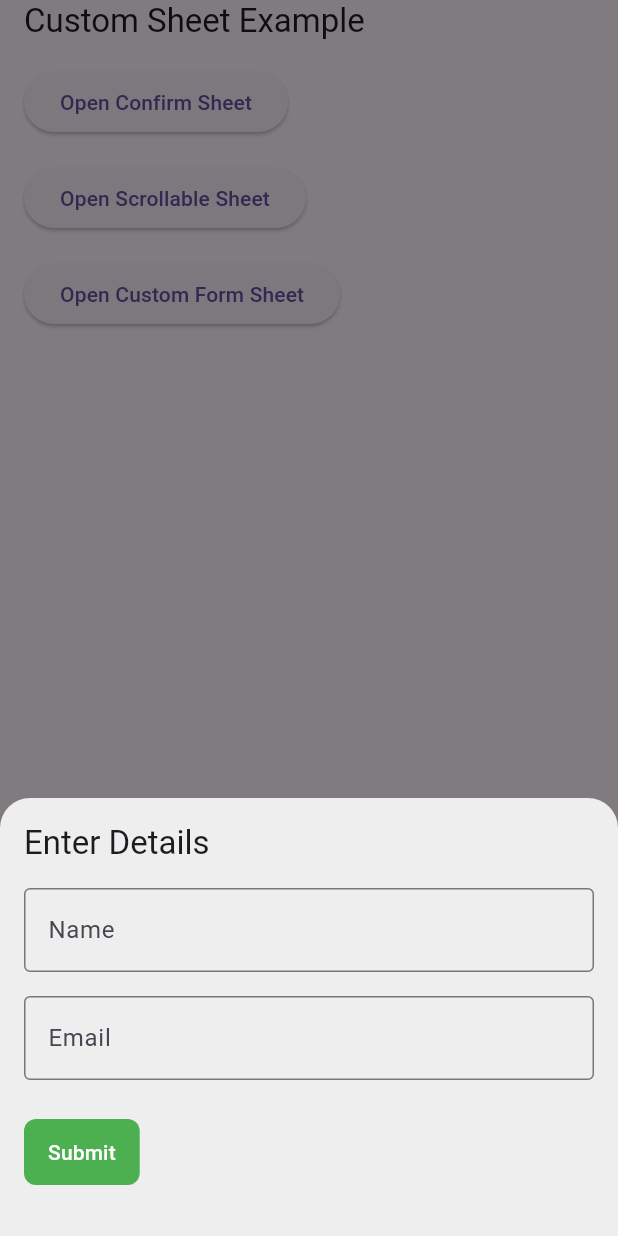
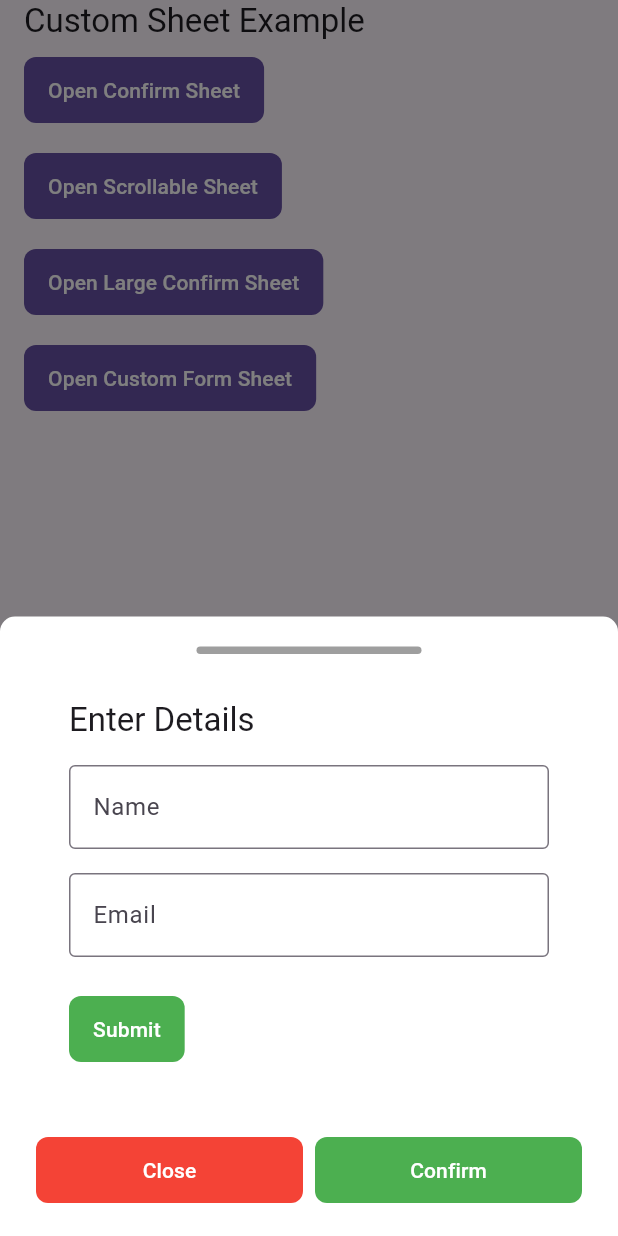
Before and after one commit to FrenkyDema/risto_widgets, a Flutter app: the CustomSheetPage widget shown alone on an empty page, opened directly, after a tap on "Open Custom Form Sheet", on a phone screen of 412 x 824 dp. Run offline on Flutter 3.47's test engine with Material 3 defaults, Android fonts, the phone set to English and light mode, and no system bars.

Commit message:
Fix/OpenCustomSheet
Add translation field for custom texts in confirm buttons
Handle custom body size

```diff
--- a/example/lib/pages/custom_sheet_page.dart
+++ b/example/lib/pages/custom_sheet_page.dart
@@ -7,13 +7,15 @@ class CustomSheetPage extends StatelessWidget {
   @override
   Widget build(BuildContext context) {
     return PaddedChildrenList(
+      crossAxisAlignment: CrossAxisAlignment.start,
       children: [
         Text(
           'Custom Sheet Example',
           style: Theme.of(context).textTheme.titleLarge,
         ),
-        const SizedBox(height: 16),
-        ElevatedButton(
+        // Pulsante per aprire il foglio di conferma
+        CustomActionButton(
+          margin: const EdgeInsets.symmetric(vertical: 8),
           onPressed: () {
             OpenCustomSheet.openConfirmSheet(
               context,
@@ -31,19 +33,22 @@ class CustomSheetPage extends StatelessWidget {
               firstButtonTextColor: Colors.white,
               secondButtonTextColor: Colors.white,
               buttonSpacing: 8.0,
+              confirmButtonText: "Conferma",
+              cancelButtonText: "Chiudi",
             ).show(context);
           },
           child: const Text('Open Confirm Sheet'),
         ),
-        const SizedBox(height: 16),
-        ElevatedButton(
+        // Pulsante per aprire un foglio scrollabile
+        CustomActionButton(
+          margin: const EdgeInsets.symmetric(vertical: 8),
           onPressed: () {
             OpenCustomSheet.scrollableSheet(
               context,
-              expand: false,
+              expand: true,
               initialChildSize: 0.5,
               minChildSize: 0.25,
-              maxChildSize: 1.0,
+              maxChildSize: 0.8,
               body: ({scrollController}) {
                 return ListView.builder(
                   controller: scrollController,
@@ -53,36 +58,87 @@ class CustomSheetPage extends StatelessWidget {
                   ),
                 );
               },
+              onClose: (value) {
+                ScaffoldMessenger.of(context).showSnackBar(SnackBar(
+                  content: Text(value == true
+                      ? 'Scrolled Action Confirmed'
+                      : 'Scrolled Action Cancelled'),
+                ));
+              },
+              backgroundColor: Colors.white,
+              handleColor: Colors.grey,
             ).show(context);
           },
           child: const Text('Open Scrollable Sheet'),
         ),
+        // Pulsante per aprire un foglio di conferma con un body grande ma non troppo
+        CustomActionButton(
+          margin: const EdgeInsets.symmetric(vertical: 8),
+          onPressed: () {
+            OpenCustomSheet.openConfirmSheet(
+              context,
+              body: Column(
+                crossAxisAlignment: CrossAxisAlignment.start,
+                children: [
+                  Text(
+                    'This is a large body content',
+                    style: Theme.of(context).textTheme.titleLarge,
+                  ),
                   const SizedBox(height: 16),
-        ElevatedButton(
+                  Text(
+                    'Lorem ipsum dolor sit amet, consectetur adipiscing elit. Vivamus lacinia odio vitae vestibulum vestibulum. Cras venenatis euismod malesuada.',
+                    style: Theme.of(context).textTheme.bodyLarge,
+                  ),
+                  const SizedBox(height: 16),
+                  Text(
+                    'Additional Information:',
+                    style: Theme.of(context).textTheme.titleMedium,
+                  ),
+                  const SizedBox(height: 8),
+                  ...List.generate(
+                    5,
+                    (index) => ListTile(
+                      leading: const Icon(Icons.info),
+                      title: Text('Detail $index'),
+                    ),
+                  ),
+                ],
+              ),
+              onClose: (value) {
+                ScaffoldMessenger.of(context).showSnackBar(SnackBar(
+                  content: Text(value == true ? 'Confirmed' : 'Cancelled'),
+                ));
+              },
+              backgroundColor: Colors.white,
+              handleColor: Colors.grey,
+              firstButtonColor: Colors.red,
+              secondButtonColor: Colors.green,
+              firstButtonTextColor: Colors.white,
+              secondButtonTextColor: Colors.white,
+              buttonSpacing: 8.0,
+            ).show(context);
+          },
+          child: const Text('Open Large Confirm Sheet'),
+        ),
+        // Pulsante per aprire un foglio con un modulo personalizzato
+        CustomActionButton(
+          margin: const EdgeInsets.symmetric(vertical: 8),
           onPressed: () {
             OpenCustomSheet(
-              scrollable: false,
-              expand: false,
-              initialChildSize: 0.7,
-              minChildSize: 0.5,
-              maxChildSize: 0.8,
+              barrierDismissible: true,
               barrierColor: Colors.black.withOpacity(0.5),
-              body: ({scrollController}) => Container(
-                decoration: BoxDecoration(
-                  color: Colors.grey.shade200,
-                  borderRadius: const BorderRadius.vertical(
-                    top: Radius.circular(20),
-                  ),
-                ),
-                padding: const EdgeInsets.only(
-                  top: 16,
-                  bottom: 32,
-                  left: 16,
-                  right: 16,
-                ),
-                child: Column(
+              onClose: (value) {
+                ScaffoldMessenger.of(context).showSnackBar(SnackBar(
+                  content:
+                      Text(value == true ? 'Submitted' : 'Action Cancelled'),
+                ));
+              },
+              backgroundColor: Colors.white,
+              handleColor: Colors.grey,
+              sheetPadding:
+                  const EdgeInsets.symmetric(horizontal: 16.0, vertical: 10.0),
+              body: ({scrollController}) => Column(
                 crossAxisAlignment: CrossAxisAlignment.start,
-                  mainAxisSize: MainAxisSize.min,
                 children: [
                   Text(
                     'Enter Details',
@@ -104,7 +160,7 @@ class CustomSheetPage extends StatelessWidget {
                   ),
                   const SizedBox(height: 24),
                   CustomActionButton.flat(
-                      onPressed: () => Navigator.pop(context, 'Submitted'),
+                    onPressed: () => Navigator.pop(context, true),
                     backgroundColor: Colors.green,
                     margin: EdgeInsets.zero,
                     child: const Text(
@@ -114,7 +170,6 @@ class CustomSheetPage extends StatelessWidget {
                   ),
                 ],
               ),
-              ),
             ).show(context);
           },
           child: const Text('Open Custom Form Sheet'),
--- a/lib/widgets/sheets/open_custom_sheet.dart
+++ b/lib/widgets/sheets/open_custom_sheet.dart
@@ -1,10 +1,11 @@
 import 'package:flutter/cupertino.dart';
 import 'package:flutter/material.dart';
 
+// Importa correttamente i tuoi widget personalizzati
 import '../buttons/custom_action_button.dart';
 import '../buttons/list_tile_button.dart';
 
-class OpenCustomSheet extends StatelessWidget {
+class OpenCustomSheet {
   final bool barrierDismissible;
   final String? barrierLabel;
   final Color? barrierColor;
@@ -22,24 +23,79 @@ class OpenCustomSheet extends StatelessWidget {
   final ShapeBorder? sheetShape;
   final EdgeInsetsGeometry? sheetPadding;
 
+  final Color? firstButtonColor;
+  final Color? secondButtonColor;
+  final Color? firstButtonTextColor;
+  final Color? secondButtonTextColor;
+  final String? confirmButtonText;
+  final String? cancelButtonText;
+  final EdgeInsetsGeometry? padding;
+  final double? buttonSpacing;
+  final bool showDefaultButtons;
+
   const OpenCustomSheet({
-    super.key,
     this.barrierDismissible = true,
     this.barrierColor,
     this.barrierLabel,
     this.onClose,
     required this.body,
+    this.scrollable = false,
     this.expand = true,
     this.initialChildSize = 0.5,
     this.minChildSize = 0.25,
     this.maxChildSize = 1.0,
-    this.scrollable = false,
     this.backgroundColor,
     this.handleColor,
     this.sheetShape,
     this.sheetPadding,
+    this.firstButtonColor,
+    this.secondButtonColor,
+    this.firstButtonTextColor,
+    this.secondButtonTextColor,
+    this.confirmButtonText,
+    this.cancelButtonText,
+    this.padding,
+    this.buttonSpacing,
+    this.showDefaultButtons = true,
   });
 
+  /// Factory constructor per creare un foglio di conferma
+  factory OpenCustomSheet.openConfirmSheet(
+    BuildContext context, {
+    required Widget body,
+    Function(dynamic)? onClose,
+    Color? backgroundColor,
+    Color? handleColor,
+    bool barrierDismissible = true,
+    Color? firstButtonColor,
+    Color? secondButtonColor,
+    Color? firstButtonTextColor,
+    Color? secondButtonTextColor,
+    String? confirmButtonText,
+    String? cancelButtonText,
+    EdgeInsetsGeometry? padding,
+    double? buttonSpacing,
+  }) {
+    return OpenCustomSheet(
+      barrierDismissible: barrierDismissible,
+      barrierColor: Colors.black.withOpacity(0.5),
+      onClose: onClose,
+      backgroundColor: backgroundColor,
+      handleColor: handleColor,
+      padding: padding,
+      buttonSpacing: buttonSpacing,
+      firstButtonColor: firstButtonColor,
+      secondButtonColor: secondButtonColor,
+      firstButtonTextColor: firstButtonTextColor,
+      secondButtonTextColor: secondButtonTextColor,
+      confirmButtonText: confirmButtonText,
+      cancelButtonText: cancelButtonText,
+      showDefaultButtons: true,
+      body: ({scrollController}) => body,
+    );
+  }
+
+  /// Factory constructor per creare un foglio scrollabile
   factory OpenCustomSheet.scrollableSheet(
     BuildContext context, {
     required Widget Function({ScrollController? scrollController}) body,
@@ -65,115 +121,87 @@ class OpenCustomSheet extends StatelessWidget {
       barrierColor: barrierColor,
       barrierDismissible: barrierDismissible,
       backgroundColor: backgroundColor,
+      handleColor: handleColor,
       sheetShape: sheetShape,
       sheetPadding: sheetPadding,
-      body: ({scrollController}) => body(scrollController: scrollController),
+      showDefaultButtons: false,
+      // Non mostrare i pulsanti di conferma/rifiuto
+      body: body,
     );
   }
 
-  static Widget _buildScrollableSheetContent(
-    BuildContext context, {
-    required Widget body,
-    Color? backgroundColor,
-    Color? handleColor,
-    ShapeBorder? sheetShape,
-    EdgeInsetsGeometry? sheetPadding,
-  }) {
-    return MediaQuery.removePadding(
+  /// Mostra il foglio modale
+  void show(BuildContext context) {
+    showModalBottomSheet(
+      backgroundColor: Colors.transparent,
+      // Trasparente per gestire la decorazione
+      isDismissible: barrierDismissible,
+      barrierColor: barrierColor,
+      barrierLabel: barrierLabel,
+      isScrollControlled: true,
+      // Permette al foglio di espandersi
+      useSafeArea: true,
       context: context,
-      removeBottom: true,
-      child: Container(
-        decoration: ShapeDecoration(
-          shape: sheetShape ??
-              const RoundedRectangleBorder(
-                borderRadius: BorderRadius.vertical(top: Radius.circular(16)),
-              ),
-          color: backgroundColor ?? Theme.of(context).cardColor,
-        ),
-        padding: sheetPadding ?? const EdgeInsets.all(16.0),
-        child: Column(
-          mainAxisSize: MainAxisSize.min,
-          children: [
-            if (handleColor != Colors.transparent) _buildHandle(handleColor),
-            Expanded(child: body),
-          ],
-        ),
-      ),
-    );
-  }
+      builder: (context) {
+        final mediaQuery = MediaQuery.of(context);
+        final maxHeight =
+            mediaQuery.size.height * 0.9; // Limita l'altezza massima
 
-  factory OpenCustomSheet.openConfirmSheet(
-    BuildContext context, {
-    required Widget body,
-    Function(dynamic)? onClose,
-    bool expand = true,
-    double initialChildSize = 0.5,
-    double minChildSize = 0.25,
-    double maxChildSize = 1.0,
-    bool scrollable = false,
-    Color? backgroundColor,
-    Color? handleColor,
-    bool barrierDismissible = true,
-    Color? firstButtonColor,
-    Color? secondButtonColor,
-    Color? firstButtonTextColor,
-    Color? secondButtonTextColor,
-    EdgeInsetsGeometry? padding,
-    double? buttonSpacing,
-  }) {
-    return OpenCustomSheet(
-      scrollable: scrollable,
+        if (scrollable) {
+          // Per sheet scrollabile
+          return DraggableScrollableSheet(
             expand: expand,
             initialChildSize: initialChildSize,
             minChildSize: minChildSize,
             maxChildSize: maxChildSize,
-      onClose: onClose,
-      backgroundColor: backgroundColor,
-      barrierDismissible: barrierDismissible,
-      body: ({scrollController}) => _buildSheetContent(
-        context,
-        body: body,
-        backgroundColor: backgroundColor,
-        handleColor: handleColor,
-        firstButtonColor: firstButtonColor,
-        secondButtonColor: secondButtonColor,
-        firstButtonTextColor: firstButtonTextColor,
-        secondButtonTextColor: secondButtonTextColor,
-        padding: padding,
-        buttonSpacing: buttonSpacing,
+            builder: (context, scrollController) {
+              return Container(
+                decoration: BoxDecoration(
+                  borderRadius:
+                      const BorderRadius.vertical(top: Radius.circular(10)),
+                  color: backgroundColor ?? Theme.of(context).cardColor,
+                ),
+                padding: sheetPadding ?? const EdgeInsets.only(bottom: 16.0),
+                child: Column(
+                  children: [
+                    if (handleColor != Colors.transparent)
+                      _buildHandle(handleColor),
+                    Expanded(
+                      child: body(scrollController: scrollController),
+                    ),
+                  ],
                 ),
               );
-  }
-
-  static Widget _buildSheetContent(
-    BuildContext context, {
-    required Widget body,
-    Color? backgroundColor,
-    Color? handleColor,
-    Color? firstButtonColor,
-    Color? secondButtonColor,
-    Color? firstButtonTextColor,
-    Color? secondButtonTextColor,
-    EdgeInsetsGeometry? padding,
-    double? buttonSpacing,
-  }) {
-    return MediaQuery.removePadding(
-      context: context,
-      removeBottom: true,
-      child: Container(
+            },
+          );
+        } else {
+          // Per sheet non scrollabile, ma con scorrimento solo se necessario
+          return Container(
+            constraints: BoxConstraints(
+              maxHeight: maxHeight,
+            ),
             decoration: BoxDecoration(
-          borderRadius: const BorderRadius.vertical(top: Radius.circular(10)),
+              borderRadius:
+                  const BorderRadius.vertical(top: Radius.circular(10)),
               color: backgroundColor ?? Theme.of(context).cardColor,
             ),
-        padding: padding ?? const EdgeInsets.only(bottom: 16.0),
+            padding: sheetPadding ?? const EdgeInsets.only(bottom: 16.0),
             child: Column(
               mainAxisSize: MainAxisSize.min,
+              // Adatta alla dimensione del contenuto
               children: [
+                if (handleColor != Colors.transparent)
                   _buildHandle(handleColor),
-            Padding(
-              padding: const EdgeInsets.symmetric(horizontal: 30, vertical: 20),
-              child: body,
+                Flexible(
+                  child: SingleChildScrollView(
+                    child: Padding(
+                      padding: const EdgeInsets.symmetric(
+                          horizontal: 30, vertical: 20),
+                      child: body(scrollController: null),
                     ),
+                  ),
+                ),
+                if (showDefaultButtons)
                   _buildButtons(
                     context,
                     firstButtonColor,
@@ -181,13 +209,22 @@ class OpenCustomSheet extends StatelessWidget {
                     firstButtonTextColor,
                     secondButtonTextColor,
                     buttonSpacing,
+                    confirmButtonText,
+                    cancelButtonText,
                   ),
               ],
             ),
-      ),
           );
         }
+      },
+    ).then((value) {
+      if (onClose != null) {
+        onClose!(value);
+      }
+    });
+  }
 
+  /// Costruisce i pulsanti di conferma/rifiuto
   static Widget _buildButtons(
     BuildContext context,
     Color? firstButtonColor,
@@ -195,9 +232,11 @@ class OpenCustomSheet extends StatelessWidget {
     Color? firstButtonTextColor,
     Color? secondButtonTextColor,
     double? buttonSpacing,
+    String? confirmButtonText,
+    String? cancelButtonText,
   ) {
     return Padding(
-      padding: const EdgeInsets.only(bottom: 16.0),
+      padding: const EdgeInsets.only(top: 16.0),
       child: DoubleListTileButtons(
         padding: const EdgeInsets.symmetric(vertical: 10, horizontal: 8),
         space: buttonSpacing ?? 8,
@@ -207,7 +246,7 @@ class OpenCustomSheet extends StatelessWidget {
           onPressed: () => Navigator.pop(context, false),
           backgroundColor: firstButtonColor ?? Colors.red,
           child: Text(
-            'Close',
+            cancelButtonText ?? 'Close',
             style: Theme.of(context).textTheme.labelLarge!.copyWith(
                   color: firstButtonTextColor ?? Colors.white,
                 ),
@@ -219,7 +258,7 @@ class OpenCustomSheet extends StatelessWidget {
           width: double.infinity,
           backgroundColor: secondButtonColor ?? Colors.green,
           child: Text(
-            'Confirm',
+            confirmButtonText ?? 'Confirm',
             style: Theme.of(context).textTheme.labelLarge!.copyWith(
                   color: secondButtonTextColor ?? Colors.white,
                 ),
@@ -229,6 +268,7 @@ class OpenCustomSheet extends StatelessWidget {
     );
   }
 
+  /// Costruisce il drag handle
   static Widget _buildHandle(Color? handleColor) {
     return Center(
       child: Container(
@@ -242,54 +282,4 @@ class OpenCustomSheet extends StatelessWidget {
       ),
     );
   }
-
-  @override
-  Widget build(BuildContext context) {
-    return const SizedBox.shrink();
 }
-
-  void show(BuildContext context) {
-    showModalBottomSheet(
-      backgroundColor: Colors.transparent,
-      isDismissible: barrierDismissible,
-      barrierColor: barrierColor,
-      barrierLabel: barrierLabel,
-      isScrollControlled: scrollable,
-      useSafeArea: true,
-      context: context,
-      builder: (context) {
-        if (scrollable) {
-          return DraggableScrollableSheet(
-            expand: expand,
-            initialChildSize: initialChildSize,
-            minChildSize: minChildSize,
-            maxChildSize: maxChildSize,
-            builder: (context, scrollController) {
-              return GestureDetector(
-                onVerticalDragUpdate: (details) {},
-                child: _buildScrollableSheetContent(
-                  context,
-                  body: body(scrollController: scrollController),
-                  backgroundColor: backgroundColor,
-                  handleColor: handleColor,
-                  sheetShape: sheetShape,
-                  sheetPadding: sheetPadding,
-                ),
-              );
-            },
-          );
-        } else {
-          return MediaQuery.removePadding(
-            context: context,
-            removeBottom: true,
-            child: SafeArea(child: body()),
-          );
-        }
-      },
-    ).then((value) {
-      if (onClose != null) {
-        onClose!(value);
-      }
-    });
-  }
-}
```
Lines whose indentation alone changed are shown as unchanged.
